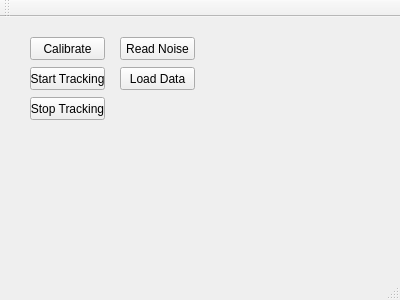
Above: GitTest2/mainwindow.ui from jwatto01/SeniorCapstone before the change. Below: the same form after it.
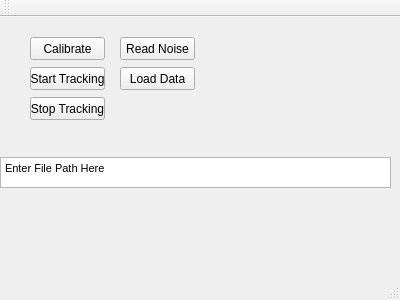
That is the form after the change.

What changed in the file:
```diff
--- a/GitTest2/mainwindow.ui
+++ b/GitTest2/mainwindow.ui
@@ -79,6 +79,29 @@
      <string>Stop Tracking</string>
     </property>
    </widget>
+   <widget class="QTextEdit" name="filePathTxt">
+    <property name="geometry">
+     <rect>
+      <x>0</x>
+      <y>140</y>
+      <width>391</width>
+      <height>31</height>
+     </rect>
+    </property>
+    <property name="toolTip">
+     <string/>
+    </property>
+    <property name="statusTip">
+     <string/>
+    </property>
+    <property name="html">
+     <string>&lt;!DOCTYPE HTML PUBLIC &quot;-//W3C//DTD HTML 4.0//EN&quot; &quot;http://www.w3.org/TR/REC-html40/strict.dtd&quot;&gt;
+&lt;html&gt;&lt;head&gt;&lt;meta name=&quot;qrichtext&quot; content=&quot;1&quot; /&gt;&lt;style type=&quot;text/css&quot;&gt;
+p, li { white-space: pre-wrap; }
+&lt;/style&gt;&lt;/head&gt;&lt;body style=&quot; font-family:'MS Shell Dlg 2'; font-size:8.25pt; font-weight:400; font-style:normal;&quot;&gt;
+&lt;p style=&quot; margin-top:0px; margin-bottom:0px; margin-left:0px; margin-right:0px; -qt-block-indent:0; text-indent:0px;&quot;&gt;Enter File Path Here&lt;/p&gt;&lt;/body&gt;&lt;/html&gt;</string>
+    </property>
+   </widget>
   </widget>
   <widget class="QMenuBar" name="menuBar">
    <property name="geometry">
```
